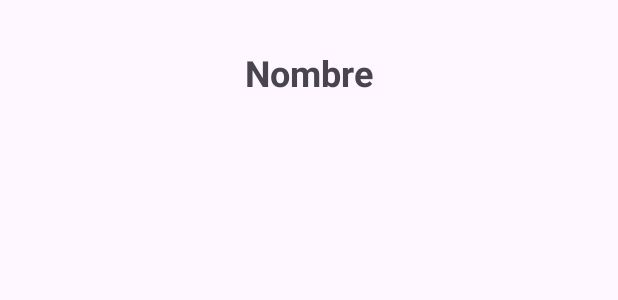
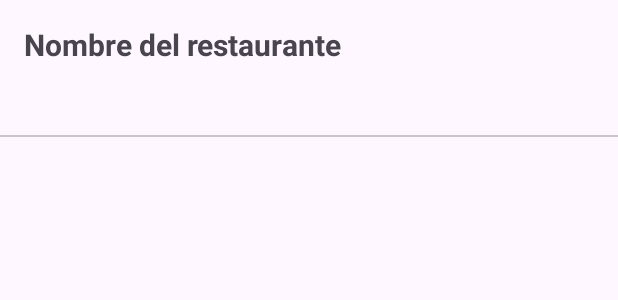
Before and after one commit to franciscoxcode/CDMXGourmet, an Android app: the layout activity_restaurant_detail.xml on its own in the app's theme, with its tools: preview values and no code run, on a phone screen of 412 x 824 dp. Shown: the top 300 px of the screen. Run offline under Robolectric (Android 15) with nearby library versions, the phone set to English and light mode, and no system bars.

```diff
--- a/app/build.gradle.kts
+++ b/app/build.gradle.kts
@@ -40,4 +40,7 @@ dependencies {
     testImplementation(libs.junit)
     androidTestImplementation(libs.ext.junit)
     androidTestImplementation(libs.espresso.core)
+    implementation("androidx.viewpager2:viewpager2:1.0.0")
+    implementation("com.google.android.material:material:1.12.0")
+
 }
--- a/app/src/main/java/com/franciscocasillas/cdmxgourmet/activities/RestaurantDetailActivity.java
+++ b/app/src/main/java/com/franciscocasillas/cdmxgourmet/activities/RestaurantDetailActivity.java
@@ -8,6 +8,8 @@ import androidx.appcompat.app.AppCompatActivity;
 import androidx.core.graphics.Insets;
 import androidx.core.view.ViewCompat;
 import androidx.core.view.WindowInsetsCompat;
+import android.util.Log;
+
 
 import com.franciscocasillas.cdmxgourmet.R;
 
@@ -24,6 +26,7 @@ public class RestaurantDetailActivity extends AppCompatActivity {
             return insets;
         });
 
+        Log.d("DEBUG", "Buscando TextView...");
         TextView nameTextView = findViewById(R.id.restaurantNameTextView);
         String restaurantName = getIntent().getStringExtra("restaurant_name");
         nameTextView.setText(restaurantName);
--- a/app/src/main/java/com/franciscocasillas/cdmxgourmet/adapters/RestaurantAdapter.java
+++ b/app/src/main/java/com/franciscocasillas/cdmxgourmet/adapters/RestaurantAdapter.java
@@ -1,5 +1,7 @@
 package com.franciscocasillas.cdmxgourmet.adapters;
 
+import android.content.Context;
+import android.content.Intent;
 import android.view.LayoutInflater;
 import android.view.View;
 import android.view.ViewGroup;
@@ -9,6 +11,7 @@ import androidx.annotation.NonNull;
 import androidx.recyclerview.widget.RecyclerView;
 
 import com.franciscocasillas.cdmxgourmet.R;
+import com.franciscocasillas.cdmxgourmet.activities.RestaurantDetailActivity;
 import com.franciscocasillas.cdmxgourmet.models.Restaurant;
 
 import java.util.List;
@@ -46,6 +49,13 @@ public class RestaurantAdapter extends RecyclerView.Adapter<RestaurantAdapter.Vi
         public ViewHolder(@NonNull View itemView) {
             super(itemView);
             nameTextView = itemView.findViewById(R.id.restaurantNameTextView);
+
+            itemView.setOnClickListener(v -> {
+                Context context = v.getContext();
+                Intent intent = new Intent(context, RestaurantDetailActivity.class);
+                intent.putExtra("restaurant_name", nameTextView.getText().toString());
+                context.startActivity(intent);
+            });
         }
     }
 }
--- a/app/src/main/res/layout/activity_restaurant_detail.xml
+++ b/app/src/main/res/layout/activity_restaurant_detail.xml
@@ -6,15 +6,35 @@
     android:layout_width="match_parent"
     android:layout_height="match_parent">
 
+    <!-- Título del restaurante -->
     <TextView
         android:id="@+id/restaurantNameTextView"
         android:layout_width="wrap_content"
         android:layout_height="wrap_content"
-        android:text="Nombre"
-        android:textSize="24sp"
+        android:text="Nombre del restaurante"
+        android:textSize="20sp"
         android:textStyle="bold"
         app:layout_constraintTop_toTopOf="parent"
         app:layout_constraintStart_toStartOf="parent"
-        app:layout_constraintEnd_toEndOf="parent"
-        android:layout_marginTop="32dp" />
+        android:layout_margin="16dp"/>
+
+    <!-- Tabs -->
+    <com.google.android.material.tabs.TabLayout
+        android:id="@+id/tabLayout"
+        android:layout_width="0dp"
+        android:layout_height="wrap_content"
+        app:layout_constraintTop_toBottomOf="@id/restaurantNameTextView"
+        app:layout_constraintStart_toStartOf="parent"
+        app:layout_constraintEnd_toEndOf="parent" />
+
+    <!-- Contenido deslizante -->
+    <androidx.viewpager2.widget.ViewPager2
+        android:id="@+id/viewPager"
+        android:layout_width="0dp"
+        android:layout_height="0dp"
+        app:layout_constraintTop_toBottomOf="@id/tabLayout"
+        app:layout_constraintBottom_toBottomOf="parent"
+        app:layout_constraintStart_toStartOf="parent"
+        app:layout_constraintEnd_toEndOf="parent" />
+
 </androidx.constraintlayout.widget.ConstraintLayout>
```
